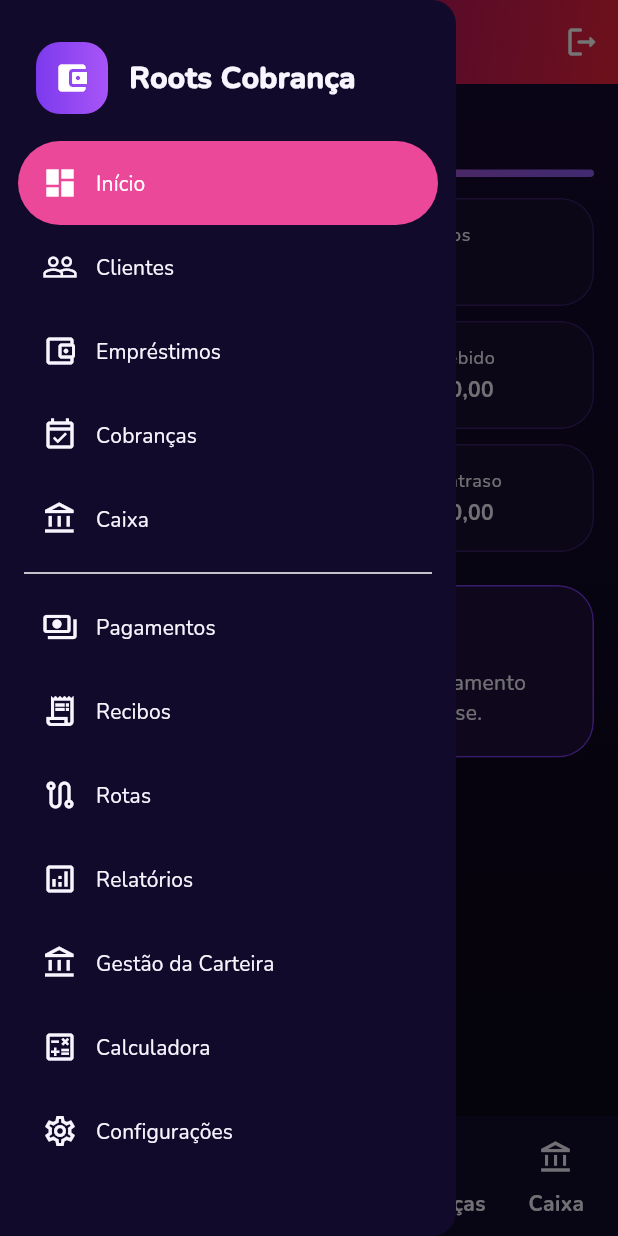
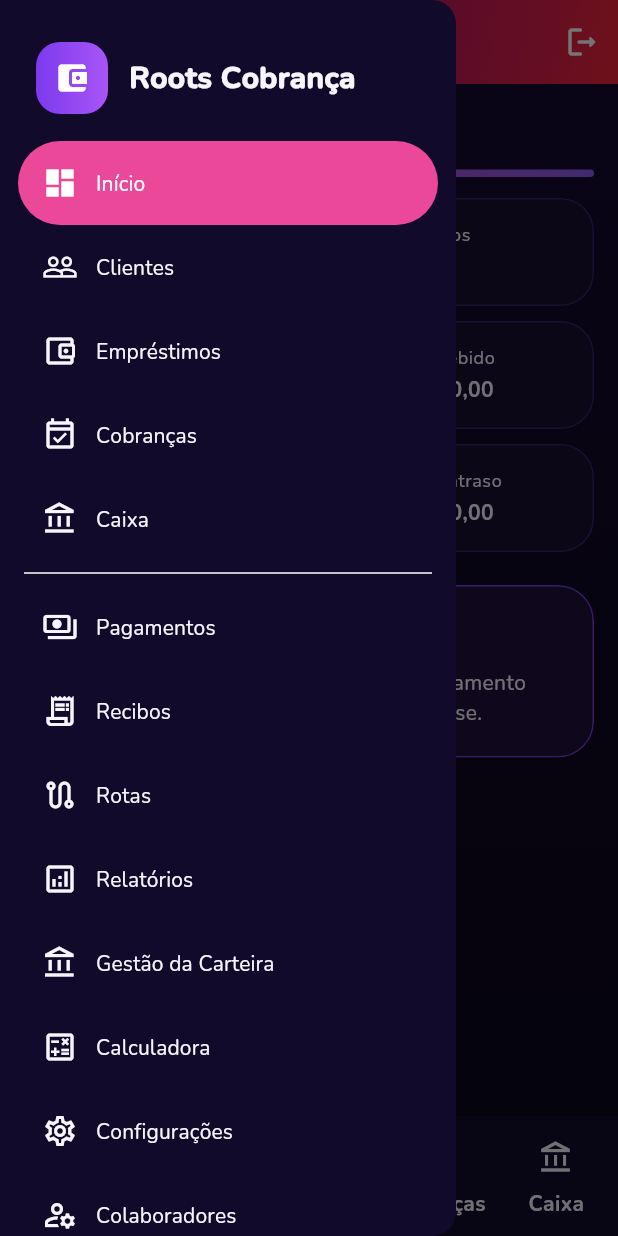
Before and after one commit to jurista711/Cobrapp12, a Flutter app: the screen it shows once a user with an empty profile is signed in, with the side drawer open, on a phone screen of 412 x 824 dp. Run offline on Flutter 3.47's test engine with Material 3 defaults, Android fonts, the phone set to English and light mode, and no system bars; our stand-ins replace printing, share_plus, supabase_flutter; missing offline and left inert: excel, file_selector; accounts and stored records are empty.

Commit message:
Etapa 6: conecta colaboradores ao menu

```diff
--- a/lib/app_shell.dart
+++ b/lib/app_shell.dart
@@ -1,6 +1,7 @@
 import 'package:flutter/material.dart';
 
 import 'calculator_page.dart';
+import 'collaborators_page.dart';
 import 'customers_page.dart';
 import 'data/auth_repository.dart';
 import 'legacy_app.dart' as legacy;
@@ -18,31 +19,49 @@ class HomeShell extends StatefulWidget {
 
 class _HomeShellState extends State<HomeShell> {
   int tab = 0;
+  final auth = AuthRepository();
+
+  Widget denied(String area) => Center(
+        child: Padding(
+          padding: const EdgeInsets.all(24),
+          child: Column(mainAxisSize: MainAxisSize.min, children: [
+            const Icon(Icons.lock_outline, size: 56),
+            const SizedBox(height: 12),
+            const Text('Acesso negado', style: TextStyle(fontSize: 24, fontWeight: FontWeight.w900)),
+            const SizedBox(height: 8),
+            Text('Este colaborador não possui permissão para acessar $area.', textAlign: TextAlign.center),
+          ]),
+        ),
+      );
+
+  Widget guarded(String area, Widget child) => auth.hasAreaAccess(area) ? child : denied(area);
 
   Widget page() {
     switch (tab) {
       case 1:
-        return const CustomersPage();
+        return guarded('customers', const CustomersPage());
       case 2:
-        return const LoansPage();
+        return guarded('loans', const LoansPage());
       case 3:
         return const legacy.CollectionPage();
       case 4:
         return const legacy.CashPage();
       case 5:
-        return const PaymentsPage();
+        return guarded('payments', const PaymentsPage());
       case 6:
         return const legacy.ReceiptsPage();
       case 7:
-        return const legacy.RoutesPage();
+        return guarded('routes', const legacy.RoutesPage());
       case 8:
-        return const ReportsPage();
+        return guarded('reports', const ReportsPage());
       case 9:
         return const PortfolioPage();
       case 10:
         return const CalculatorPage();
       case 11:
-        return const legacy.SettingsPage();
+        return guarded('settings', const legacy.SettingsPage());
+      case 12:
+        return auth.isCollaborator ? denied('gerenciamento de colaboradores') : const CollaboratorsPage();
       default:
         return const legacy.DashboardPage();
     }
@@ -61,21 +80,16 @@ class _HomeShellState extends State<HomeShell> {
         onDestinationSelected: select,
         header: Padding(
           padding: const EdgeInsets.fromLTRB(24, 28, 24, 18),
-          child: Row(
-            children: [
+          child: Row(children: [
             Container(
               width: 48,
               height: 48,
-                decoration: BoxDecoration(
-                  borderRadius: BorderRadius.circular(16),
-                  gradient: const LinearGradient(colors: [Color(0xFF7C3AED), Color(0xFFA855F7)]),
-                ),
+              decoration: BoxDecoration(borderRadius: BorderRadius.circular(16), gradient: const LinearGradient(colors: [Color(0xFF7C3AED), Color(0xFFA855F7)])),
               child: const Icon(Icons.account_balance_wallet_rounded, color: Colors.white),
             ),
             const SizedBox(width: 14),
             const Expanded(child: Text('Roots Cobrança', style: TextStyle(fontSize: 20, fontWeight: FontWeight.w900))),
-            ],
-          ),
+          ]),
         ),
         children: const [
           NavigationDrawerDestination(icon: Icon(Icons.dashboard_outlined), selectedIcon: Icon(Icons.dashboard), label: Text('Início')),
@@ -91,6 +105,7 @@ class _HomeShellState extends State<HomeShell> {
           NavigationDrawerDestination(icon: Icon(Icons.account_balance_outlined), selectedIcon: Icon(Icons.account_balance), label: Text('Gestão da Carteira')),
           NavigationDrawerDestination(icon: Icon(Icons.calculate_outlined), selectedIcon: Icon(Icons.calculate), label: Text('Calculadora')),
           NavigationDrawerDestination(icon: Icon(Icons.settings_outlined), selectedIcon: Icon(Icons.settings), label: Text('Configurações')),
+          NavigationDrawerDestination(icon: Icon(Icons.manage_accounts_outlined), selectedIcon: Icon(Icons.manage_accounts), label: Text('Colaboradores')),
         ],
       ),
       appBar: AppBar(
@@ -113,7 +128,7 @@ class _HomeShellState extends State<HomeShell> {
           const SizedBox(width: 11),
           const Text('Roots Cobrança', style: TextStyle(fontWeight: FontWeight.w900, fontSize: 21)),
         ]),
-        actions: [IconButton(tooltip: 'Sair', onPressed: () => AuthRepository().signOut(), icon: const Icon(Icons.logout_rounded))],
+        actions: [IconButton(tooltip: 'Sair', onPressed: () => auth.signOut(), icon: const Icon(Icons.logout_rounded))],
       ),
       body: SafeArea(child: page()),
       bottomNavigationBar: NavigationBar(
```
Lines whose indentation alone changed are shown as unchanged.
